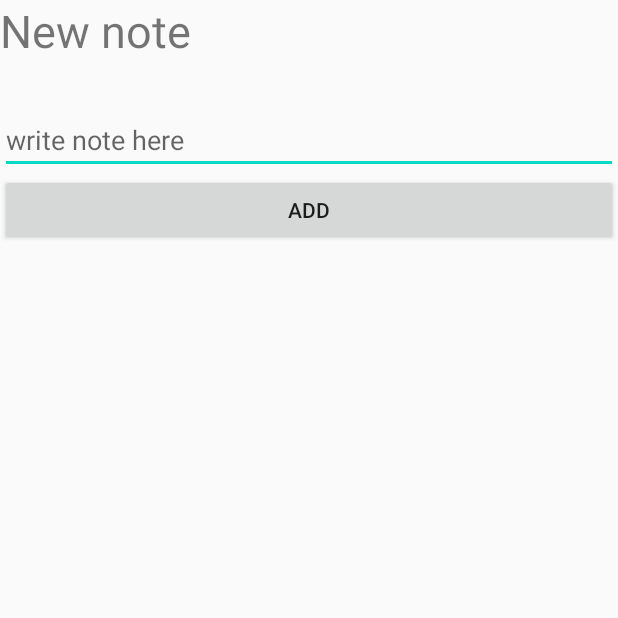
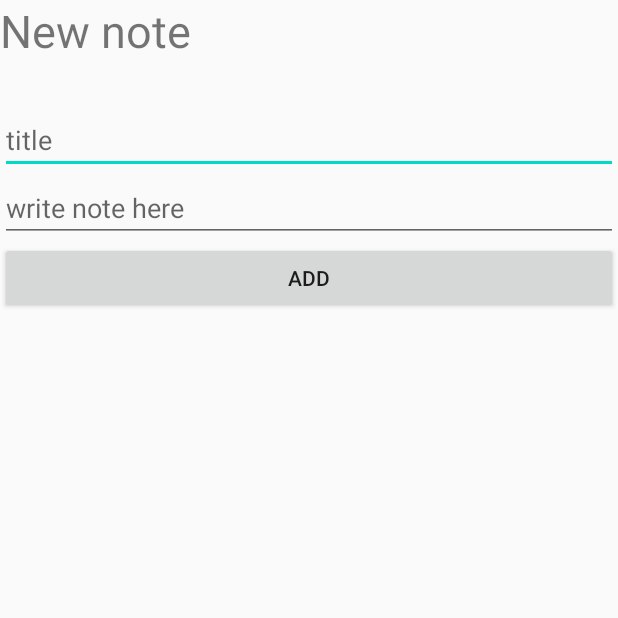
Before and after one commit to maijav/fancynotes, an Android app: the NewNoteActivity screen opened directly, with no data from a screen before it, after a tap on "ADD", on a phone screen of 412 x 824 dp, the top half of it. Run offline under Robolectric (Android 15) with nearby library versions, the phone set to English and light mode, and no system bars.

Commit message:
Update database helper to take title and note texts.
Update the databasehelper class to take title and note text info instead of just note. Also add multiple methods to update and edit the database as needed. Also made so that when a new note is added the user is then redirected to the note listview.

```diff
--- a/app/src/main/java/fi/example/fancynotes/NewNoteActivity.java
+++ b/app/src/main/java/fi/example/fancynotes/NewNoteActivity.java
@@ -1,5 +1,6 @@
 package fi.example.fancynotes;
 
+import android.content.Intent;
 import android.os.Bundle;
 import android.util.Log;
 import android.view.View;
@@ -12,24 +13,28 @@ import androidx.appcompat.app.AppCompatActivity;
 public class NewNoteActivity extends AppCompatActivity {
     DatabaseHelper mDatabaseHelper;
     private Button addBtn;
-    private EditText editText;
+    private EditText editTextNote;
+    private EditText editTextTitle;
 
     @Override
     protected void onCreate(Bundle savedInstanceState) {
         super.onCreate(savedInstanceState);
         setContentView(R.layout.activity_newnote);
         addBtn = (Button) findViewById(R.id.addButton);
-        editText = (EditText) findViewById(R.id.newNoteEditText);
+        editTextNote = (EditText) findViewById(R.id.newNoteEditText);
+        editTextTitle = (EditText) findViewById(R.id.newTitleEditText);
         mDatabaseHelper = new DatabaseHelper(this);
 
     }
 
 
-    public void addNote(String newEntry) {
-        boolean insertData = mDatabaseHelper.addData(newEntry);
+    public void addNote(String newEntryTitle, String newEntryNote) {
+        boolean insertData = mDatabaseHelper.addData(newEntryTitle, newEntryNote);
 
         if(insertData) {
             toastMessage("Data successfully Inserted");
+            Intent i = new Intent(this, CardViewActivity.class);
+            startActivity(i);
         } else {
             toastMessage("Something went wrong!");
         }
@@ -41,9 +46,10 @@ public class NewNoteActivity extends AppCompatActivity {
 
     public void addNewNote(View v) {
         Log.d("NewNoteActivityAdd","works");
-        String newEntry = editText.getText().toString();
-        if(editText.length() != 0) {
-            addNote(newEntry);
+        String newEntryNote = editTextNote.getText().toString();
+        String newEntryTitle = editTextTitle.getText().toString();
+        if(editTextNote.length() != 0) {
+            addNote(newEntryTitle,newEntryNote);
         } else {
             toastMessage("You must put something in the note field.");
         }
--- a/app/src/main/res/layout/activity_newnote.xml
+++ b/app/src/main/res/layout/activity_newnote.xml
@@ -17,6 +17,13 @@
     <EditText
         android:layout_width="match_parent"
         android:layout_height="wrap_content"
+        android:id="@+id/newTitleEditText"
+        android:hint="title"
+        />
+
+    <EditText
+        android:layout_width="match_parent"
+        android:layout_height="wrap_content"
          android:id="@+id/newNoteEditText"
         android:hint="write note here"
         />
```
Also changed, not shown: app/src/main/java/fi/example/fancynotes/DatabaseHelper.java (+53 -7 lines), app/src/main/java/fi/example/fancynotes/MainActivity.java (+0 -9 lines).
